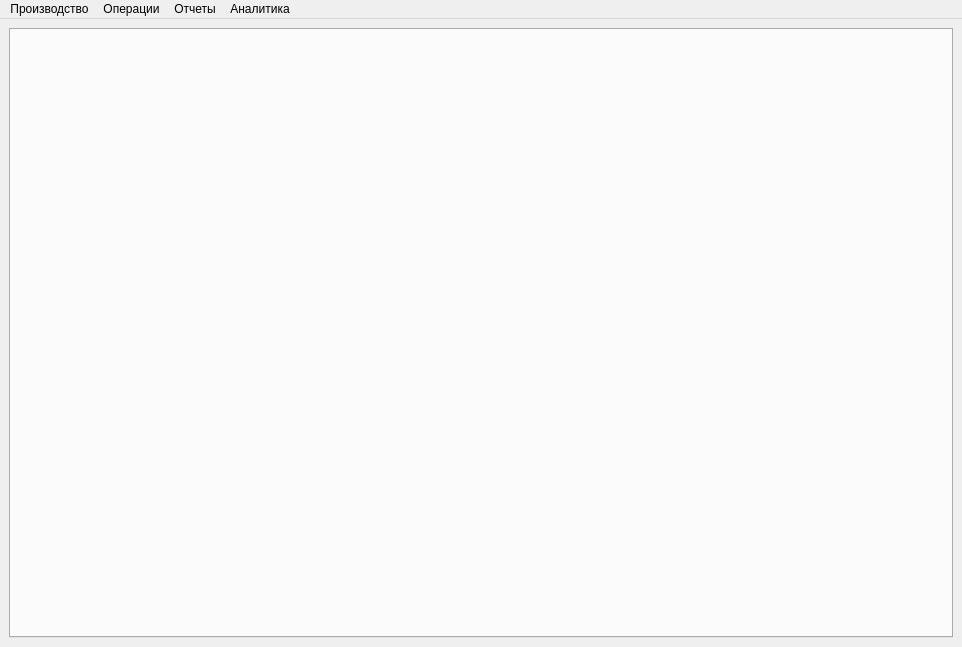
Above: mainwindow.ui from Sergeyego/el_pr before the change. Below: the same form after it.
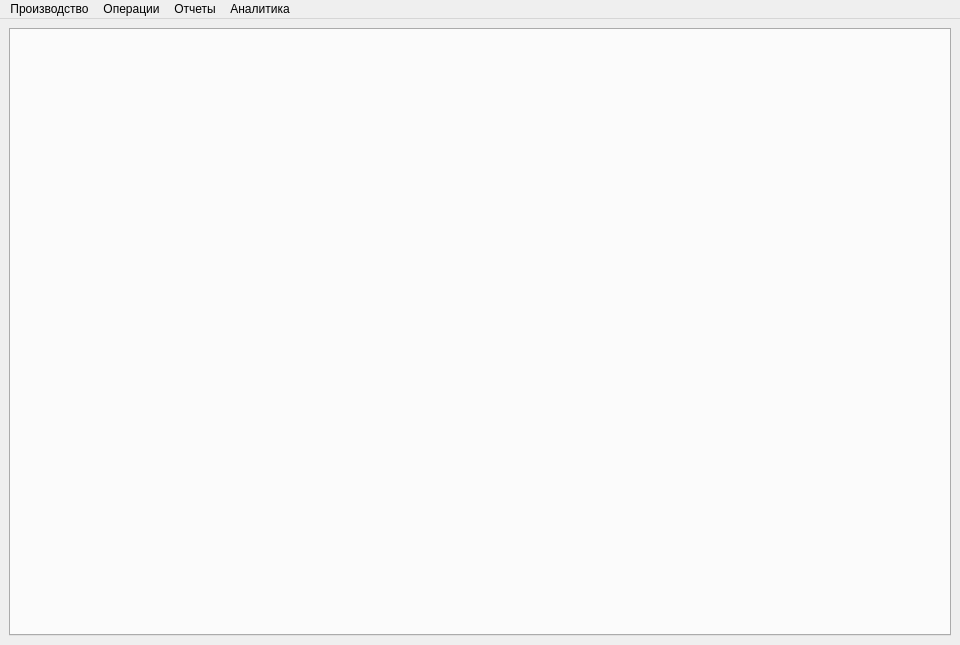
That is the form after the change.

What changed in the file:
```diff
--- a/mainwindow.ui
+++ b/mainwindow.ui
@@ -6,8 +6,8 @@
    <rect>
     <x>0</x>
     <y>0</y>
-    <width>962</width>
-    <height>647</height>
+    <width>960</width>
+    <height>645</height>
    </rect>
   </property>
   <property name="windowTitle">
@@ -35,17 +35,17 @@
     <rect>
      <x>0</x>
      <y>0</y>
-     <width>962</width>
+     <width>960</width>
      <height>25</height>
     </rect>
    </property>
-   <widget class="QMenu" name="menu">
+   <widget class="QMenu" name="menuPart">
     <property name="title">
      <string>Производство</string>
     </property>
     <addaction name="actionPart"/>
    </widget>
-   <widget class="QMenu" name="menu_2">
+   <widget class="QMenu" name="menuOp">
     <property name="title">
      <string>Операции</string>
     </property>
@@ -54,13 +54,13 @@
     <addaction name="actionSelf"/>
     <addaction name="actionFix"/>
    </widget>
-   <widget class="QMenu" name="menu_3">
+   <widget class="QMenu" name="menuRep">
     <property name="title">
      <string>Отчеты</string>
     </property>
     <addaction name="actionRep"/>
    </widget>
-   <widget class="QMenu" name="menu_4">
+   <widget class="QMenu" name="menuAn">
     <property name="title">
      <string>Аналитика</string>
     </property>
@@ -72,10 +72,10 @@
     <addaction name="actionAnPressZp"/>
     <addaction name="actionAnPackZp"/>
    </widget>
-   <addaction name="menu"/>
-   <addaction name="menu_2"/>
-   <addaction name="menu_3"/>
-   <addaction name="menu_4"/>
+   <addaction name="menuPart"/>
+   <addaction name="menuOp"/>
+   <addaction name="menuRep"/>
+   <addaction name="menuAn"/>
   </widget>
   <action name="actionPart">
    <property name="text">
```
